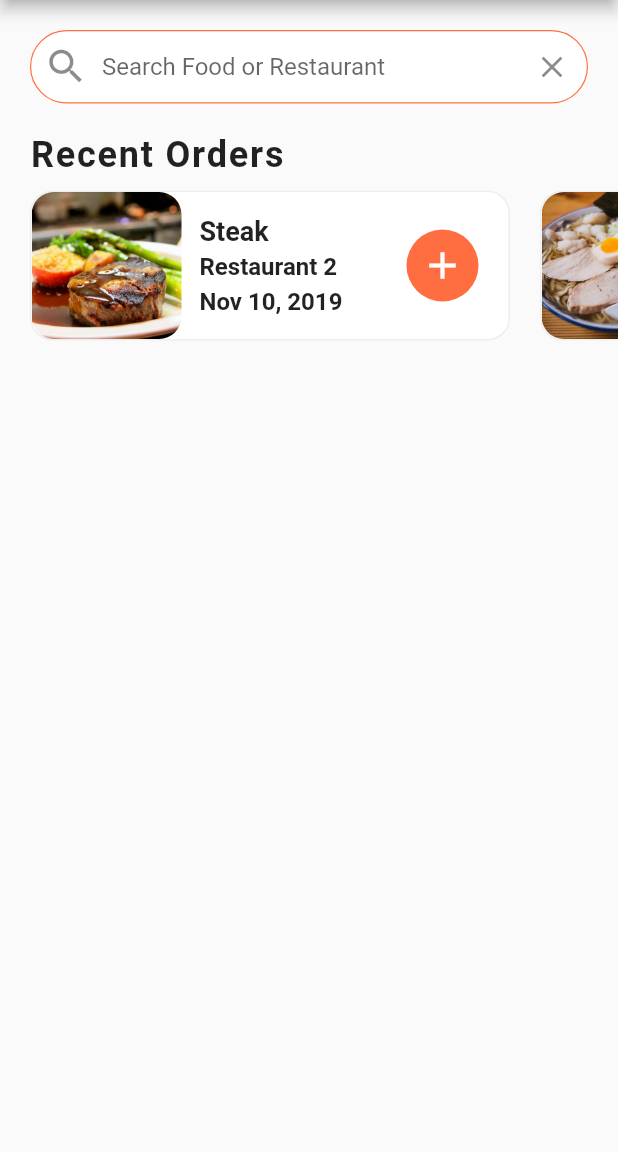
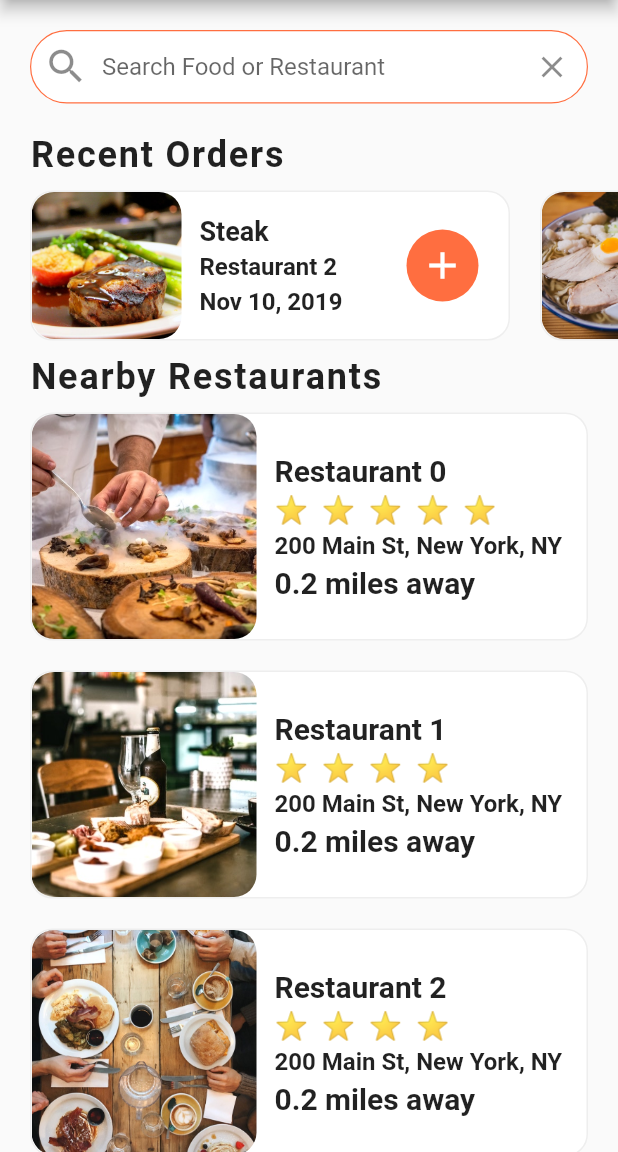
Before and after one commit to eRuaro/delivery_app, a Flutter app: the screen it shows after launch, on a phone screen of 412 x 824 dp, the part 84-1236 px from its top. Run offline on Flutter 3.47's test engine with Material 2 defaults, Android fonts, the phone set to English and light mode, and no system bars.

Commit message:
finished home screen. WIll add navigation soon

```diff
--- a/lib/screens/home_screen.dart
+++ b/lib/screens/home_screen.dart
@@ -1,6 +1,8 @@
+import 'package:delivery_app/models/restaurant.dart';
 import 'package:flutter/material.dart';
 import 'package:delivery_app/data/data.dart';
 import 'package:delivery_app/widgets/recent_orders.dart';
+import 'package:delivery_app/widgets/rating_stars.dart';
 
 class HomeScreen extends StatefulWidget {
   const HomeScreen({Key? key}) : super(key: key);
@@ -9,6 +11,86 @@ class HomeScreen extends StatefulWidget {
 }
 
 class _HomeScreenState extends State<HomeScreen> {
+  _buildRestaurant() {
+    List<Widget> restaurantList = [];
+
+    restaurants.forEach((Restaurant restaurant) {
+      restaurantList.add(
+        Container(
+          margin: EdgeInsets.symmetric(horizontal: 20, vertical: 10),
+          decoration: BoxDecoration(
+            color: Colors.white,
+            borderRadius: BorderRadius.circular(15.0),
+            border: Border.all(
+              width: 1.0,
+              color: Colors.grey[200]!,
+            ),
+          ),
+          child: Row(
+            children: [
+              ClipRRect(
+                borderRadius: BorderRadius.circular(15.0),
+                child: Image(
+                  height: 150,
+                  width: 150,
+                  image: AssetImage(restaurant.imageUrl),
+                  fit: BoxFit.cover,
+                ),
+              ),
+              Container(
+                margin: EdgeInsets.all(12),
+                child: Column(
+                  mainAxisAlignment: MainAxisAlignment.center,
+                  crossAxisAlignment: CrossAxisAlignment.start,
+                  children: [
+                    Text(
+                      restaurant.name,
+                      style: TextStyle(
+                        fontSize: 20.0,
+                        fontWeight: FontWeight.bold,
+                      ),
+                      overflow: TextOverflow.ellipsis,
+                    ),
+                    SizedBox(
+                      height: 4.0,
+                    ),
+                    RatingStars(rating: restaurant.rating),
+                    SizedBox(
+                      height: 4.0,
+                    ),
+                    Text(
+                      restaurant.address,
+                      style: TextStyle(
+                        fontSize: 16,
+                        fontWeight: FontWeight.w600
+                      ),
+                      overflow: TextOverflow.ellipsis,
+                    ),
+                    SizedBox(
+                      height: 4.0,
+                    ),
+                    Text(
+                      '0.2 miles away',
+                      style: TextStyle(
+                        fontSize: 20.0,
+                        fontWeight: FontWeight.bold,
+                      ),
+                      overflow: TextOverflow.ellipsis,
+                    ),
+                  ],
+                ),
+              ),
+            ],
+          ),
+        ),
+      );
+    });
+
+    return Column(
+      children: restaurantList,
+    );
+  }
+
   @override
   Widget build(BuildContext context) {
     return Scaffold(
@@ -21,7 +103,7 @@ class _HomeScreenState extends State<HomeScreen> {
         ),
         actions: [
           TextButton(
-            onPressed: (){},
+            onPressed: () {},
             child: Text(
               'Cart (${currentUser.cart.length})',
               style: TextStyle(
@@ -33,6 +115,7 @@ class _HomeScreenState extends State<HomeScreen> {
         ],
       ),
       body: ListView(
+        physics: BouncingScrollPhysics(),
         children: [
           Padding(
             padding: const EdgeInsets.all(20.0),
@@ -48,18 +131,39 @@ class _HomeScreenState extends State<HomeScreen> {
                 enabledBorder: OutlineInputBorder(
                   borderRadius: BorderRadius.circular(30.0),
                   //sets border color to orange
-                  borderSide: BorderSide(width: 0.8, color: Theme.of(context).primaryColor),
+                  borderSide: BorderSide(
+                      width: 0.8, color: Theme.of(context).primaryColor),
                 ),
                 hintText: 'Search Food or Restaurant',
-                prefixIcon: Icon(Icons.search, size: 30.0,),
+                prefixIcon: Icon(
+                  Icons.search,
+                  size: 30.0,
+                ),
                 suffixIcon: IconButton(
-                  onPressed: (){},
+                  onPressed: () {},
                   icon: Icon(Icons.clear),
                 ),
               ),
             ),
           ),
           RecentOrders(),
+          Column(
+            crossAxisAlignment: CrossAxisAlignment.start,
+            children: [
+              Padding(
+                padding: EdgeInsets.symmetric(horizontal: 20.0),
+                child: Text(
+                  'Nearby Restaurants',
+                  style: TextStyle(
+                    fontSize: 24,
+                    fontWeight: FontWeight.w600,
+                    letterSpacing: 1.2,
+                  ),
+                ),
+              ),
+              _buildRestaurant(),
+            ],
+          ),
         ],
       ),
     );
--- /dev/null
+++ b/lib/widgets/rating_stars.dart
@@ -0,0 +1,23 @@
+import 'package:flutter/material.dart';
+
+class RatingStars extends StatelessWidget {
+  final int rating;
+
+  RatingStars({required this.rating});
+
+  @override
+  Widget build(BuildContext context) {
+    String stars = '';
+    for (int i = 0; i < rating; i++) {
+      stars += '⭐  ';
+    }
+    //removes extra whitespace at end of string
+    stars.trim();
+    return Text(
+      stars,
+      style: TextStyle(
+        fontSize: 18,
+      ),
+    );
+  }
+}
```
